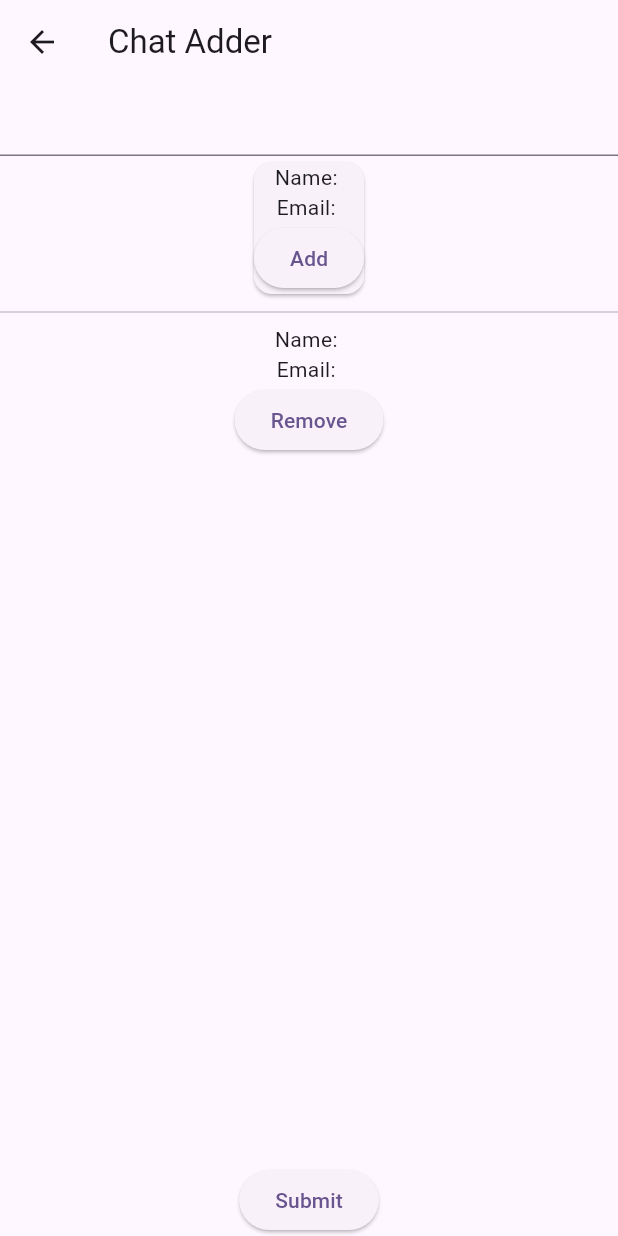
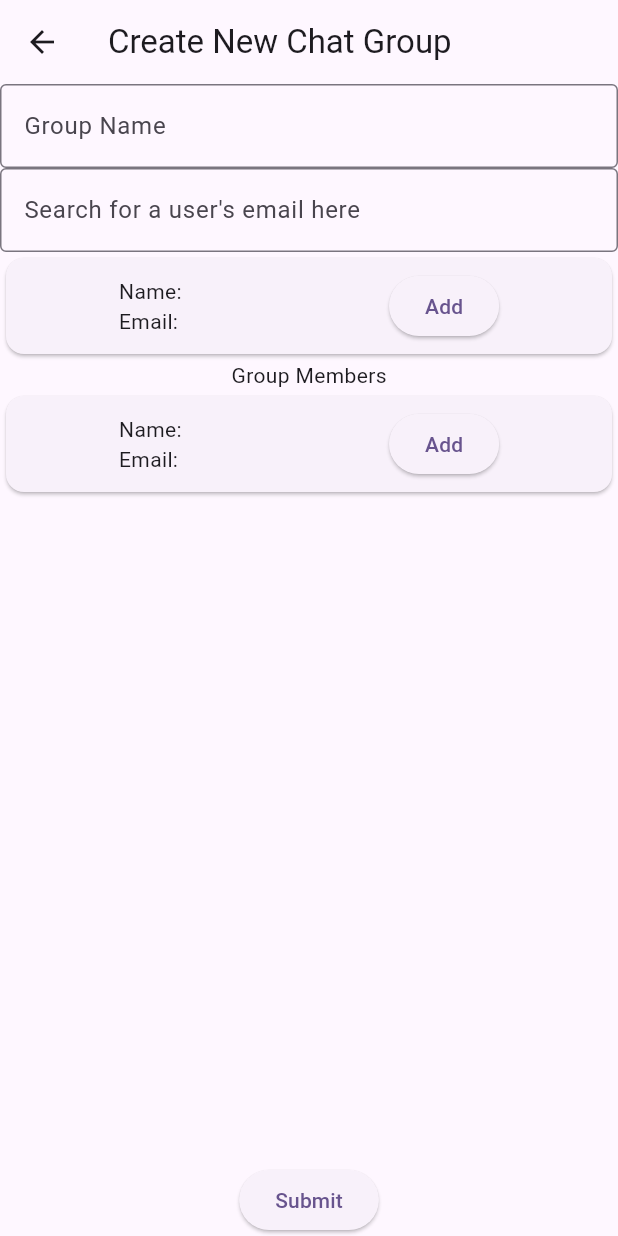
Before and after one commit to WilliamYE-07/CS_project_train, a Flutter app: the ChatAdder screen opened directly, after a tap on "Add", on a phone screen of 412 x 824 dp. Run offline on Flutter 3.47's test engine with Material 2 defaults, Android fonts, the light colour scheme and no system bars; our stand-ins replace cloud_firestore, firebase_auth, firebase_core, flutter_chat_bubble, flutter_profile_picture; accounts and stored records are empty.

Commit message:
Revamped chat feature

```diff
--- a/lib/chats/chat_adder.dart
+++ b/lib/chats/chat_adder.dart
@@ -1,3 +1,5 @@
+import 'package:cs_project_train/main.dart';
+
 import 'chat_selector.dart';
 import 'package:cloud_firestore/cloud_firestore.dart';
 import 'package:firebase_auth/firebase_auth.dart';
@@ -11,14 +13,29 @@ class ChatAdder extends StatefulWidget {
 }
 
 class _ChatAdderState extends State<ChatAdder> {
+  TextEditingController groupName = new TextEditingController();
   TextEditingController email = new TextEditingController();
   String uidOfSearchedUser = "";
   List<Map<String, dynamic>> members = [];
-  final db = FirebaseFirestore.instance;
 
   Future<Map<String, dynamic>?> _loadUser() async {
     final db = FirebaseFirestore.instance;
     return (await db.collection("users").doc(uidOfSearchedUser).get()).data();
+  }
+
+  Future<void> searchUser(String queryString) async {
+    QuerySnapshot query = await FirebaseFirestore.instance.collection("users").where("email", isEqualTo: queryString).get();
+    if (query.docs.isEmpty) {
+      setState(() {
+        uidOfSearchedUser = "";
+      });
+    } else {
+      QueryDocumentSnapshot result = query.docs[0];
+      Map<String, dynamic> resultUser = result.data() as Map<String, dynamic>;
+      setState(() {
+        uidOfSearchedUser = query.docs[0].id;
+      });
+    }
   }
 
   Future<void> createInvites() async {
@@ -27,27 +44,30 @@ class _ChatAdderState extends State<ChatAdder> {
     List<String> memberUids = [];
     List<String> memberUidsWithOwner = [];
     for (Map<String, dynamic> entry in members) {
+      print(entry);
       memberUids.add(entry['uid']);
       memberUidsWithOwner.add(entry['uid']);
     }
     memberUidsWithOwner.add(myUid);
 
-    var chatDocRef = await db.collection('chats').add(
+    var chatDocRef = await FirebaseFirestore.instance.collection('chats').add(
       {
+        'chat_name': groupName.text,
         'members': memberUidsWithOwner
       }
     );
 
-    var createdInvite = await db.collection('invites').add(
+    var createdInvite = await FirebaseFirestore.instance.collection('invites').add(
       {
         'sender': myUid,
+        'chat_name': groupName.text,
         'recipients': memberUids,
         'members': memberUidsWithOwner,
         'chat_ref': chatDocRef
       }
     );
 
-    var chatRef = await db.collection('chat_keys').add(
+    var chatRef = await FirebaseFirestore.instance.collection('chat_keys').add(
       {
         'ref': chatDocRef,
         'user': myUid
@@ -59,26 +79,27 @@ class _ChatAdderState extends State<ChatAdder> {
   Widget build(BuildContext context) {
     return Scaffold(
       appBar: AppBar(
-        title: Text("Chat Adder"),
+        title: Text("Create New Chat Group"),
       ),
       body: Column(
         children: [
           TextField(
+            obscureText: false,
+            controller: groupName,
+            decoration: InputDecoration(
+              border: const OutlineInputBorder(),
+              labelText: "Group Name",
+            ),
+          ),
+          TextField(
+            obscureText: false,
             controller: email,
-            onChanged: (String changed) {
-              db.collection('users').where('email', isEqualTo: changed).get().then((querySnapshot) {
-                if (querySnapshot.docs.isEmpty) {
-                  print("isEmpty");
-                  return;
-                } else {
-                  print("is Sucessful");
-                  QueryDocumentSnapshot<Map<String, dynamic>> result = querySnapshot.docs[0];
-                  Map<String, dynamic> resultUser = result.data();
-                  setState(() {
-                    uidOfSearchedUser = querySnapshot.docs[0].id;
-                  });
-                }
-              });
+            decoration: InputDecoration(
+              border: const OutlineInputBorder(),
+              labelText: "Search for a user's email here",
+            ),
+            onSubmitted: (value) {
+              searchUser(value);
             },
           ),
           Container(
@@ -89,10 +110,18 @@ class _ChatAdderState extends State<ChatAdder> {
                   Map<String, dynamic>? userData = snapshot.data;
                   if (userData != null) { // Successfully loaded data
                     return Card(
-                      child: Column(
+                      child: Padding(
+                        padding: const EdgeInsets.all(8.0),
+                        child: Row(
+                          mainAxisAlignment: MainAxisAlignment.spaceAround,
                           children: [
-                          Text("Name: " + userData['name']),
-                          Text("Email: " + userData['email']),
+                            Column(
+                              crossAxisAlignment: CrossAxisAlignment.start,
+                              children: [
+                                Text("Name: ${userData['name']}"),
+                                Text("Email: ${userData['email']}"),
+                              ],
+                            ),
                             ElevatedButton(
                                 onPressed: () {
                                   if (!members.contains(userData)) {
@@ -105,6 +134,7 @@ class _ChatAdderState extends State<ChatAdder> {
                             )
                           ],
                         ),
+                      ),
                     );
                   } else { // Problem loading data
                     return const Text("Error loading data");
@@ -115,34 +145,43 @@ class _ChatAdderState extends State<ChatAdder> {
               },
             ),
           ),
-          Divider(),
+          Text("Group Members"),
           Expanded(
             child: ListView.builder(
                 itemCount: members.length,
                 itemBuilder: (BuildContext context, int index) {
-                  return Column(
+                  return Card(
+                    child: Padding(
+                      padding: const EdgeInsets.all(8.0),
+                      child: Row(
+                        mainAxisAlignment: MainAxisAlignment.spaceAround,
                         children: [
-                      Text("Name: " + members[index]['name']),
-                      Text("Email: " + members[index]['email']),
-
+                          Column(
+                            crossAxisAlignment: CrossAxisAlignment.start,
+                            children: [
+                              Text("Name: ${members[index]['name']}"),
+                              Text("Email: ${members[index]['email']}"),
+                            ],
+                          ),
                           ElevatedButton(
                               onPressed: () {
                                 setState(() {
                                   members.removeAt(index);
                                 });
                               },
-                        child: Text("Remove")
+                              child: Text("Add")
                           )
-                    ]
+                        ],
+                      ),
+                    ),
                   );
                 }
             )
           ),
           ElevatedButton(
               onPressed: () {
-                print("hello");
                 createInvites().then((value) {
-                  Navigator.push(context,MaterialPageRoute(builder: (context) => ChatSelector()));
+                  Navigator.of(context).pop();
                 });
               },
               child: Text("Submit")
--- a/lib/login/signup.dart
+++ b/lib/login/signup.dart
@@ -29,6 +29,7 @@ class _SignUpState extends State<SignUp> {
       await FirebaseFirestore.instance.collection("users").doc(getUID()).set({
         "email": email.text,
         "name": name.text,
+        'uid': getUID(),
         "rooms": [],
       }).then((value) {
         goToPage(context, PersonalInfoSelection());
--- a/pubspec.yaml
+++ b/pubspec.yaml
@@ -41,6 +41,7 @@ dependencies:
   cloud_firestore: ^4.8.2
   firebase_auth: ^4.6.3
   flutter_profile_picture: ^2.0.0
+  flutter_chat_bubble: ^2.0.2
 
 dev_dependencies:
   flutter_test:
```
Also changed, not shown: lib/CreateNew.dart (deleted, +0 -73 lines), lib/chats/ChatPage.dart (deleted, +0 -101 lines), lib/chats/ChatRooms.dart (deleted, +0 -109 lines), lib/chats/chat.dart (+94 -38 lines), lib/chats/chat_requester.dart (+37 -22 lines), lib/chats/chat_selector.dart (+58 -23 lines), pubspec.lock, 1 other file. Lines whose indentation alone changed are shown as unchanged.
